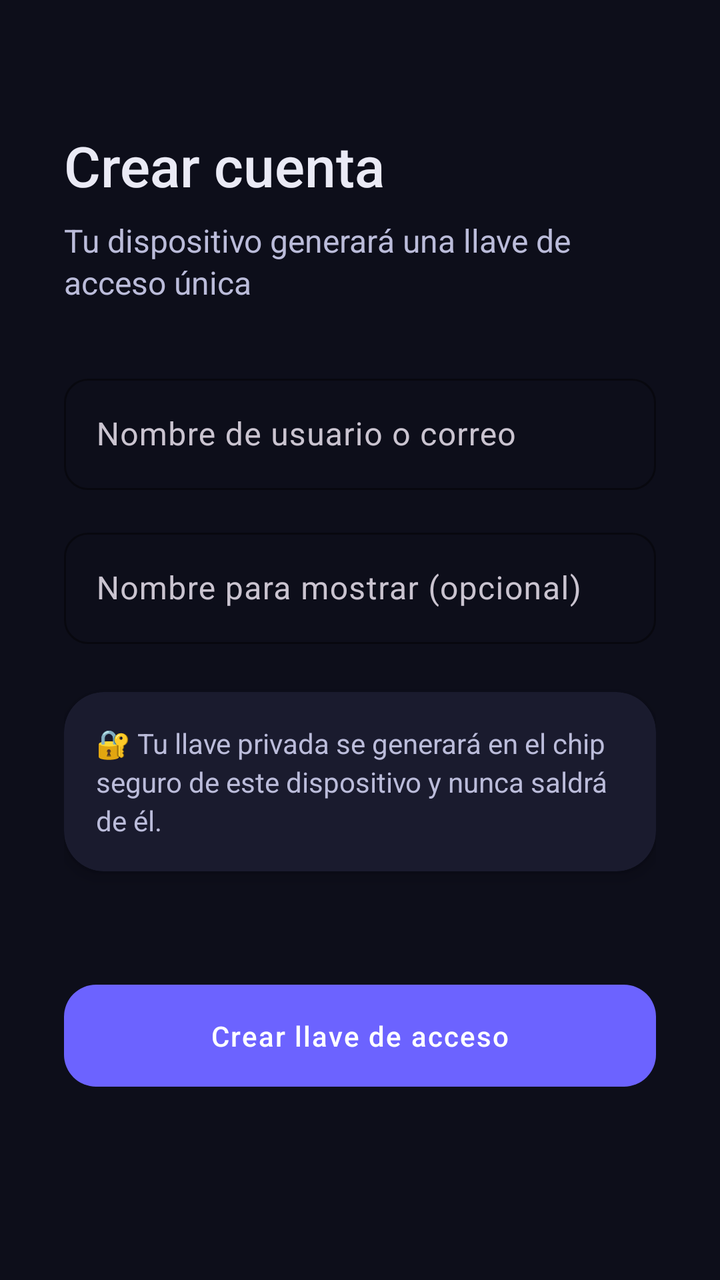
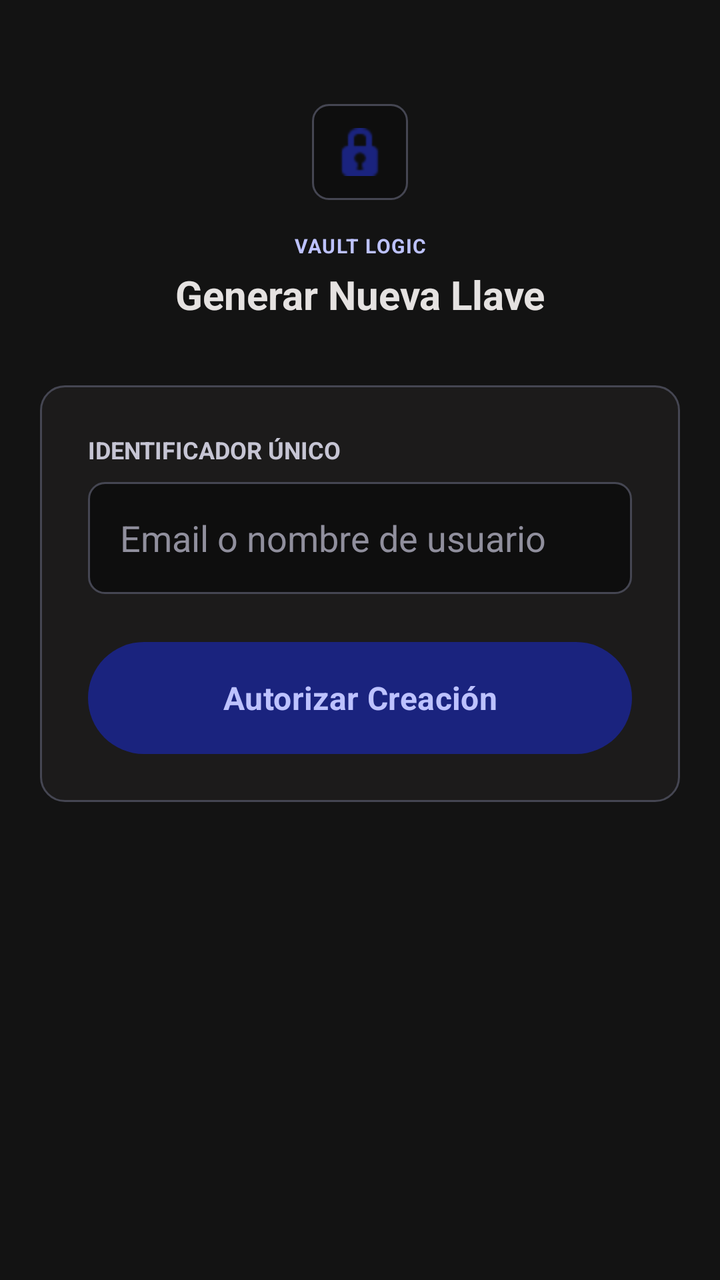

An Android layout rendered at two revisions. The XML below is the earlier revision; the diff shows what the commit changed to produce the second picture.
<!-- AndroidManifest.xml: application theme Theme.PasswordlessApp -->
<!-- res/layout/fragment_register.xml -->
<?xml version="1.0" encoding="utf-8"?>
<ScrollView
    xmlns:android="http://schemas.android.com/apk/res/android"
    xmlns:app="http://schemas.android.com/apk/res-auto"
    android:layout_width="match_parent"
    android:layout_height="match_parent"
    android:background="@color/color_background"
    android:fillViewport="true">

    <androidx.constraintlayout.widget.ConstraintLayout
        android:layout_width="match_parent"
        android:layout_height="wrap_content"
        android:padding="@dimen/spacing_xl">

        <TextView
            android:id="@+id/tv_title"
            android:layout_width="0dp"
            android:layout_height="wrap_content"
            android:text="@string/register_title"
            android:textColor="@color/color_on_background"
            android:textSize="@dimen/text_title"
            android:fontFamily="sans-serif-medium"
            android:layout_marginTop="@dimen/spacing_xl"
            app:layout_constraintTop_toTopOf="parent"
            app:layout_constraintStart_toStartOf="parent"
            app:layout_constraintEnd_toEndOf="parent" />

        <TextView
            android:id="@+id/tv_subtitle"
            android:layout_width="0dp"
            android:layout_height="wrap_content"
            android:text="@string/register_subtitle"
            android:textColor="@color/color_on_surface"
            android:textSize="@dimen/text_subtitle"
            android:lineSpacingExtra="2dp"
            android:layout_marginTop="@dimen/spacing_sm"
            app:layout_constraintTop_toBottomOf="@id/tv_title"
            app:layout_constraintStart_toStartOf="parent"
            app:layout_constraintEnd_toEndOf="parent" />

        
        <com.google.android.material.textfield.TextInputLayout
            android:id="@+id/til_user_id"
            style="@style/Widget.App.TextInputLayout"
            android:layout_width="0dp"
            android:layout_height="wrap_content"
            android:hint="@string/hint_user_id"
            android:layout_marginTop="@dimen/spacing_xl"
            app:layout_constraintTop_toBottomOf="@id/tv_subtitle"
            app:layout_constraintStart_toStartOf="parent"
            app:layout_constraintEnd_toEndOf="parent">

            <com.google.android.material.textfield.TextInputEditText
                android:id="@+id/et_user_id"
                android:layout_width="match_parent"
                android:layout_height="wrap_content"
                android:inputType="textEmailAddress"
                android:textColor="@color/color_on_background"
                android:imeOptions="actionNext" />
        </com.google.android.material.textfield.TextInputLayout>

        
        <com.google.android.material.textfield.TextInputLayout
            android:id="@+id/til_display_name"
            style="@style/Widget.App.TextInputLayout"
            android:layout_width="0dp"
            android:layout_height="wrap_content"
            android:hint="@string/hint_display_name"
            android:layout_marginTop="@dimen/spacing_md"
            app:layout_constraintTop_toBottomOf="@id/til_user_id"
            app:layout_constraintStart_toStartOf="parent"
            app:layout_constraintEnd_toEndOf="parent">

            <com.google.android.material.textfield.TextInputEditText
                android:id="@+id/et_display_name"
                android:layout_width="match_parent"
                android:layout_height="wrap_content"
                android:inputType="textPersonName"
                android:textColor="@color/color_on_background"
                android:imeOptions="actionDone" />
        </com.google.android.material.textfield.TextInputLayout>

        
        <com.google.android.material.card.MaterialCardView
            android:id="@+id/card_info"
            style="@style/Widget.App.Card"
            android:layout_width="0dp"
            android:layout_height="wrap_content"
            android:layout_marginTop="@dimen/spacing_lg"
            app:layout_constraintTop_toBottomOf="@id/til_display_name"
            app:layout_constraintStart_toStartOf="parent"
            app:layout_constraintEnd_toEndOf="parent">

            <LinearLayout
                android:layout_width="match_parent"
                android:layout_height="wrap_content"
                android:orientation="vertical"
                android:padding="@dimen/spacing_md">

                <TextView
                    android:layout_width="match_parent"
                    android:layout_height="wrap_content"
                    android:text="🔐 Tu llave privada se generará en el chip seguro de este dispositivo y nunca saldrá de él."
                    android:textColor="@color/color_on_surface"
                    android:textSize="@dimen/text_body"
                    android:lineSpacingExtra="3dp" />
            </LinearLayout>
        </com.google.android.material.card.MaterialCardView>

        
        <ProgressBar
            android:id="@+id/progress_bar"
            android:layout_width="wrap_content"
            android:layout_height="wrap_content"
            android:visibility="gone"
            android:layout_marginTop="@dimen/spacing_lg"
            app:layout_constraintTop_toBottomOf="@id/card_info"
            app:layout_constraintStart_toStartOf="parent"
            app:layout_constraintEnd_toEndOf="parent" />

        
        <Button
            android:id="@+id/btn_register"
            style="@style/Widget.App.Button.Primary"
            android:layout_width="0dp"
            android:layout_height="wrap_content"
            android:text="@string/btn_create_key"
            android:layout_marginTop="@dimen/spacing_lg"
            android:layout_marginBottom="@dimen/spacing_xl"
            app:layout_constraintTop_toBottomOf="@id/progress_bar"
            app:layout_constraintStart_toStartOf="parent"
            app:layout_constraintEnd_toEndOf="parent"
            app:layout_constraintBottom_toBottomOf="parent" />

    </androidx.constraintlayout.widget.ConstraintLayout>
</ScrollView>
<!-- resources referenced by this layout -->
<resources>
  <color name="color_background">#0D0E1A</color>
  <color name="color_on_background">#EAEAF5</color>
  <color name="color_on_surface">#BBBCDA</color>
  <dimen name="spacing_lg">24dp</dimen>
  <dimen name="spacing_md">16dp</dimen>
  <dimen name="spacing_sm">8dp</dimen>
  <dimen name="spacing_xl">32dp</dimen>
  <dimen name="text_body">14sp</dimen>
  <dimen name="text_subtitle">16sp</dimen>
  <dimen name="text_title">28sp</dimen>
  <string name="btn_create_key">Crear llave de acceso</string>
  <string name="hint_display_name">Nombre para mostrar (opcional)</string>
  <string name="hint_user_id">Nombre de usuario o correo</string>
  <string name="register_subtitle">Tu dispositivo generará una llave de acceso única</string>
  <string name="register_title">Crear cuenta</string>
  <style name="Widget.App.Button.Primary" parent="Widget.Material3.Button">
          <item name="android:textColor">@color/color_on_primary</item>
          <item name="backgroundTint">@color/color_primary</item>
          <item name="android:letterSpacing">0.05</item>
          <item name="cornerRadius">16dp</item>
          <item name="android:paddingTop">16dp</item>
          <item name="android:paddingBottom">16dp</item>
      </style>
  <style name="Widget.App.Card" parent="Widget.Material3.CardView.Elevated">
          <item name="cardBackgroundColor">@color/color_card</item>
          <item name="cardCornerRadius">20dp</item>
          <item name="cardElevation">4dp</item>
      </style>
  <style name="Widget.App.TextInputLayout" parent="Widget.Material3.TextInputLayout.OutlinedBox">
          <item name="boxStrokeColor">@color/color_primary</item>
          <item name="hintTextColor">@color/color_on_surface</item>
          <item name="boxCornerRadiusTopStart">12dp</item>
          <item name="boxCornerRadiusTopEnd">12dp</item>
          <item name="boxCornerRadiusBottomStart">12dp</item>
          <item name="boxCornerRadiusBottomEnd">12dp</item>
      </style>
  <style name="Theme.PasswordlessApp" parent="Theme.Material3.Dark.NoActionBar">
          <item name="colorPrimary">@color/color_primary</item>
          <item name="colorPrimaryVariant">@color/color_primary_variant</item>
          <item name="colorSecondary">@color/color_secondary</item>
          <item name="colorSecondaryVariant">@color/color_secondary_variant</item>
          <item name="android:colorBackground">@color/color_background</item>
          <item name="colorSurface">@color/color_surface</item>
          <item name="colorOnPrimary">@color/color_on_primary</item>
          <item name="colorOnBackground">@color/color_on_background</item>
          <item name="colorOnSurface">@color/color_on_surface</item>
          <item name="colorError">@color/color_error</item>
          <item name="android:statusBarColor">@color/color_background</item>
          <item name="android:navigationBarColor">@color/color_background</item>
          <item name="android:windowLightStatusBar">false</item>
      </style>
  <color name="color_on_primary">#FFFFFF</color>
  <color name="color_primary">#6C63FF</color>
  <color name="color_card">#1A1B2E</color>
  <color name="color_primary_variant">#4B44CC</color>
  <color name="color_secondary">#03DAC6</color>
  <color name="color_secondary_variant">#018786</color>
  <color name="color_surface">#161728</color>
  <color name="color_error">#FF5370</color>
</resources>

<!-- the commit's change to res/layout/fragment_register.xml (unified diff, before → after) -->
@@ -1,136 +1,110 @@
 <?xml version="1.0" encoding="utf-8"?>
-<ScrollView
-    xmlns:android="http://schemas.android.com/apk/res/android"
+<androidx.constraintlayout.widget.ConstraintLayout xmlns:android="http://schemas.android.com/apk/res/android"
     xmlns:app="http://schemas.android.com/apk/res-auto"
+    xmlns:tools="http://schemas.android.com/tools"
     android:layout_width="match_parent"
     android:layout_height="match_parent"
-    android:background="@color/color_background"
-    android:fillViewport="true">
+    android:background="@color/vault_background"
+    android:padding="20dp"
+    tools:context=".ui.register.RegisterFragment">
 
-    <androidx.constraintlayout.widget.ConstraintLayout
-        android:layout_width="match_parent"
+    
+    <LinearLayout
+        android:id="@+id/header"
+        android:layout_width="wrap_content"
         android:layout_height="wrap_content"
-        android:padding="@dimen/spacing_xl">
+        android:layout_marginTop="32dp"
+        android:gravity="center"
+        android:orientation="vertical"
+        app:layout_constraintEnd_toEndOf="parent"
+        app:layout_constraintStart_toStartOf="parent"
+        app:layout_constraintTop_toTopOf="parent">
+
+        <FrameLayout
+            android:layout_width="48dp"
+            android:layout_height="48dp"
+            android:background="@drawable/bg_vault_input"
+            android:layout_marginBottom="16dp">
+            <ImageView
+                android:layout_width="24dp"
+                android:layout_height="24dp"
+                android:layout_gravity="center"
+                android:src="@android:drawable/ic_secure"
+                app:tint="@color/vault_primary" />
+        </FrameLayout>
 
         <TextView
-            android:id="@+id/tv_title"
-            android:layout_width="0dp"
+            android:layout_width="wrap_content"
             android:layout_height="wrap_content"
-            android:text="@string/register_title"
-            android:textColor="@color/color_on_background"
-            android:textSize="@dimen/text_title"
-            android:fontFamily="sans-serif-medium"
-            android:layout_marginTop="@dimen/spacing_xl"
-            app:layout_constraintTop_toTopOf="parent"
-            app:layout_constraintStart_toStartOf="parent"
-            app:layout_constraintEnd_toEndOf="parent" />
+            android:text="VAULT LOGIC"
+            android:textColor="@color/vault_on_primary"
+            android:textSize="10sp"
+            android:textStyle="bold"
+            android:letterSpacing="0.05"
+            android:layout_marginBottom="4dp" />
 
         <TextView
-            android:id="@+id/tv_subtitle"
-            android:layout_width="0dp"
-            android:layout_height="wrap_content"
-            android:text="@string/register_subtitle"
-            android:textColor="@color/color_on_surface"
-            android:textSize="@dimen/text_subtitle"
-            android:lineSpacingExtra="2dp"
-            android:layout_marginTop="@dimen/spacing_sm"
-            app:layout_constraintTop_toBottomOf="@id/tv_title"
-            app:layout_constraintStart_toStartOf="parent"
-            app:layout_constraintEnd_toEndOf="parent" />
-
-        
-        <com.google.android.material.textfield.TextInputLayout
-            android:id="@+id/til_user_id"
-            style="@style/Widget.App.TextInputLayout"
-            android:layout_width="0dp"
-            android:layout_height="wrap_content"
-            android:hint="@string/hint_user_id"
-            android:layout_marginTop="@dimen/spacing_xl"
-            app:layout_constraintTop_toBottomOf="@id/tv_subtitle"
-            app:layout_constraintStart_toStartOf="parent"
-            app:layout_constraintEnd_toEndOf="parent">
-
-            <com.google.android.material.textfield.TextInputEditText
-                android:id="@+id/et_user_id"
-                android:layout_width="match_parent"
-                android:layout_height="wrap_content"
-                android:inputType="textEmailAddress"
-                android:textColor="@color/color_on_background"
-                android:imeOptions="actionNext" />
-        </com.google.android.material.textfield.TextInputLayout>
-
-        
-        <com.google.android.material.textfield.TextInputLayout
-            android:id="@+id/til_display_name"
-            style="@style/Widget.App.TextInputLayout"
-            android:layout_width="0dp"
-            android:layout_height="wrap_content"
-            android:hint="@string/hint_display_name"
-            android:layout_marginTop="@dimen/spacing_md"
-            app:layout_constraintTop_toBottomOf="@id/til_user_id"
-            app:layout_constraintStart_toStartOf="parent"
-            app:layout_constraintEnd_toEndOf="parent">
-
-            <com.google.android.material.textfield.TextInputEditText
-                android:id="@+id/et_display_name"
-                android:layout_width="match_parent"
-                android:layout_height="wrap_content"
-                android:inputType="textPersonName"
-                android:textColor="@color/color_on_background"
-                android:imeOptions="actionDone" />
-        </com.google.android.material.textfield.TextInputLayout>
-
-        
-        <com.google.android.material.card.MaterialCardView
-            android:id="@+id/card_info"
-            style="@style/Widget.App.Card"
-            android:layout_width="0dp"
-            android:layout_height="wrap_content"
-            android:layout_marginTop="@dimen/spacing_lg"
-            app:layout_constraintTop_toBottomOf="@id/til_display_name"
-            app:layout_constraintStart_toStartOf="parent"
-            app:layout_constraintEnd_toEndOf="parent">
-
-            <LinearLayout
-                android:layout_width="match_parent"
-                android:layout_height="wrap_content"
-                android:orientation="vertical"
-                android:padding="@dimen/spacing_md">
-
-                <TextView
-                    android:layout_width="match_parent"
-                    android:layout_height="wrap_content"
-                    android:text="🔐 Tu llave privada se generará en el chip seguro de este dispositivo y nunca saldrá de él."
-                    android:textColor="@color/color_on_surface"
-                    android:textSize="@dimen/text_body"
-                    android:lineSpacingExtra="3dp" />
-            </LinearLayout>
-        </com.google.android.material.card.MaterialCardView>
-
-        
-        <ProgressBar
-            android:id="@+id/progress_bar"
             android:layout_width="wrap_content"
             android:layout_height="wrap_content"
-            android:visibility="gone"
-            android:layout_marginTop="@dimen/spacing_lg"
-            app:layout_constraintTop_toBottomOf="@id/card_info"
-            app:layout_constraintStart_toStartOf="parent"
-            app:layout_constraintEnd_toEndOf="parent" />
+            android:text="Generar Nueva Llave"
+            android:textColor="@color/vault_on_surface"
+            android:textSize="20sp"
+            android:textStyle="bold" />
+    </LinearLayout>
 
-        
+    
+    <LinearLayout
+        android:layout_width="0dp"
+        android:layout_height="wrap_content"
+        android:layout_marginTop="32dp"
+        android:background="@drawable/bg_vault_card"
+        android:orientation="vertical"
+        android:padding="24dp"
+        app:layout_constraintEnd_toEndOf="parent"
+        app:layout_constraintStart_toStartOf="parent"
+        app:layout_constraintTop_toBottomOf="@id/header">
+
+        <TextView
+            android:layout_width="wrap_content"
+            android:layout_height="wrap_content"
+            android:text="IDENTIFICADOR ÚNICO"
+            android:textColor="@color/vault_on_surface_variant"
+            android:textSize="12sp"
+            android:textStyle="bold"
+            android:layout_marginBottom="8dp" />
+
+        <EditText
+            android:id="@+id/etUsername"
+            android:layout_width="match_parent"
+            android:layout_height="56dp"
+            android:background="@drawable/bg_vault_input"
+            android:hint="Email o nombre de usuario"
+            android:textColorHint="@color/vault_outline"
+            android:textColor="@color/vault_on_surface"
+            android:paddingStart="16dp"
+            android:paddingEnd="16dp"
+            android:inputType="textEmailAddress"
+            android:layout_marginBottom="24dp" />
+
         <Button
-            android:id="@+id/btn_register"
-            style="@style/Widget.App.Button.Primary"
-            android:layout_width="0dp"
-            android:layout_height="wrap_content"
-            android:text="@string/btn_create_key"
-            android:layout_marginTop="@dimen/spacing_lg"
-            android:layout_marginBottom="@dimen/spacing_xl"
-            app:layout_constraintTop_toBottomOf="@id/progress_bar"
-            app:layout_constraintStart_toStartOf="parent"
-            app:layout_constraintEnd_toEndOf="parent"
-            app:layout_constraintBottom_toBottomOf="parent" />
+            android:id="@+id/btnRegister"
+            android:layout_width="match_parent"
+            android:layout_height="56dp"
+            android:background="@drawable/btn_vault_primary"
+            android:text="Autorizar Creación"
+            android:textColor="@color/vault_on_primary"
+            android:textSize="16sp"
+            android:textStyle="bold" />
 
-    </androidx.constraintlayout.widget.ConstraintLayout>
-</ScrollView>
+        <ProgressBar
+            android:id="@+id/progressBar"
+            android:layout_width="48dp"
+            android:layout_height="48dp"
+            android:layout_gravity="center"
+            android:layout_marginTop="16dp"
+            android:indeterminateTint="@color/vault_primary"
+            android:visibility="gone" />
+
+    </LinearLayout>
+
+</androidx.constraintlayout.widget.ConstraintLayout>
<!-- resource entries referenced after the edit -->
@@ -1,63 +1,81 @@
 <!-- resources referenced by this layout -->
 <resources>
-  <color name="color_background">#0D0E1A</color>
-  <color name="color_on_background">#EAEAF5</color>
-  <color name="color_on_surface">#BBBCDA</color>
-  <dimen name="spacing_lg">24dp</dimen>
-  <dimen name="spacing_md">16dp</dimen>
-  <dimen name="spacing_sm">8dp</dimen>
-  <dimen name="spacing_xl">32dp</dimen>
-  <dimen name="text_body">14sp</dimen>
-  <dimen name="text_subtitle">16sp</dimen>
-  <dimen name="text_title">28sp</dimen>
-  <string name="btn_create_key">Crear llave de acceso</string>
-  <string name="hint_display_name">Nombre para mostrar (opcional)</string>
-  <string name="hint_user_id">Nombre de usuario o correo</string>
-  <string name="register_subtitle">Tu dispositivo generará una llave de acceso única</string>
-  <string name="register_title">Crear cuenta</string>
-  <style name="Widget.App.Button.Primary" parent="Widget.Material3.Button">
-          <item name="android:textColor">@color/color_on_primary</item>
-          <item name="backgroundTint">@color/color_primary</item>
-          <item name="android:letterSpacing">0.05</item>
-          <item name="cornerRadius">16dp</item>
-          <item name="android:paddingTop">16dp</item>
-          <item name="android:paddingBottom">16dp</item>
+  <color name="vault_background">#131313</color>
+  <color name="vault_on_primary">#bdc2ff</color>
+  <color name="vault_on_surface">#e5e2e1</color>
+  <color name="vault_on_surface_variant">#c6c5d4</color>
+  <color name="vault_outline">#908f9d</color>
+  <color name="vault_primary">#1a237e</color>
+  <!-- drawable bg_vault_card (drawable) -->
+  <?xml version="1.0" encoding="utf-8"?>
+  <shape xmlns:android="http://schemas.android.com/apk/res/android"
+      android:shape="rectangle">
+      <solid android:color="@color/vault_surface_low" />
+      <stroke android:width="1dp" android:color="@color/vault_outline_variant" />
+      <corners android:radius="12dp" /> 
+  </shape>
+  <!-- drawable bg_vault_input (drawable) -->
+  <?xml version="1.0" encoding="utf-8"?>
+  <selector xmlns:android="http://schemas.android.com/apk/res/android">
+      
+      <item android:state_focused="true">
+          <shape android:shape="rectangle">
+              <solid android:color="@color/vault_surface_lowest" />
+              <stroke android:width="1dp" android:color="@color/vault_accent_dim" />
+              <corners android:radius="8dp" />
+          </shape>
+      </item>
+      
+      <item>
+          <shape android:shape="rectangle">
+              <solid android:color="@color/vault_surface_lowest" />
+              <stroke android:width="1dp" android:color="@color/vault_outline_variant" />
+              <corners android:radius="8dp" />
+          </shape>
+      </item>
+  </selector>
+  <!-- drawable btn_vault_primary (drawable) -->
+  <?xml version="1.0" encoding="utf-8"?>
+  <ripple xmlns:android="http://schemas.android.com/apk/res/android"
+      android:color="@color/vault_on_primary">
+      <item>
+          <shape android:shape="rectangle">
+              <solid android:color="@color/vault_primary" />
+              <corners android:radius="28dp" /> 
+          </shape>
+      </item>
+  </ripple>
+  <style name="Theme.PasswordlessApp" parent="Base.Theme.PasswordlessApp" />
+  <color name="vault_surface_low">#1c1b1b</color>
+  <color name="vault_outline_variant">#454652</color>
+  <color name="vault_surface_lowest">#0e0e0e</color>
+  <color name="vault_accent_dim">#a6d700</color>
+  <style name="Base.Theme.PasswordlessApp" parent="Theme.Material3.Dark.NoActionBar">
+          
+          <item name="colorPrimary">@color/vault_primary</item>
+          <item name="colorOnPrimary">@color/vault_on_primary</item>
+          <item name="colorPrimaryContainer">@color/vault_primary</item>
+          
+          
+          <item name="colorSecondary">@color/vault_accent</item>
+          <item name="colorOnSecondary">@color/vault_on_accent</item>
+          
+          
+          <item name="android:statusBarColor">@color/vault_background</item>
+          <item name="android:windowLightStatusBar">false</item>
+          <item name="android:navigationBarColor">@color/vault_background</item>
+          
+          
+          <item name="android:windowBackground">@color/vault_background</item>
+          <item name="android:colorBackground">@color/vault_background</item>
+          <item name="colorSurface">@color/vault_surface_low</item>
+          <item name="colorOnSurface">@color/vault_on_surface</item>
+          <item name="colorOnBackground">@color/vault_on_surface</item>
+  
+          
+          <item name="android:fontFamily">sans-serif</item>
       </style>
-  <style name="Widget.App.Card" parent="Widget.Material3.CardView.Elevated">
-          <item name="cardBackgroundColor">@color/color_card</item>
-          <item name="cardCornerRadius">20dp</item>
-          <item name="cardElevation">4dp</item>
-      </style>
-  <style name="Widget.App.TextInputLayout" parent="Widget.Material3.TextInputLayout.OutlinedBox">
-          <item name="boxStrokeColor">@color/color_primary</item>
-          <item name="hintTextColor">@color/color_on_surface</item>
-          <item name="boxCornerRadiusTopStart">12dp</item>
-          <item name="boxCornerRadiusTopEnd">12dp</item>
-          <item name="boxCornerRadiusBottomStart">12dp</item>
-          <item name="boxCornerRadiusBottomEnd">12dp</item>
-      </style>
-  <style name="Theme.PasswordlessApp" parent="Theme.Material3.Dark.NoActionBar">
-          <item name="colorPrimary">@color/color_primary</item>
-          <item name="colorPrimaryVariant">@color/color_primary_variant</item>
-          <item name="colorSecondary">@color/color_secondary</item>
-          <item name="colorSecondaryVariant">@color/color_secondary_variant</item>
-          <item name="android:colorBackground">@color/color_background</item>
-          <item name="colorSurface">@color/color_surface</item>
-          <item name="colorOnPrimary">@color/color_on_primary</item>
-          <item name="colorOnBackground">@color/color_on_background</item>
-          <item name="colorOnSurface">@color/color_on_surface</item>
-          <item name="colorError">@color/color_error</item>
-          <item name="android:statusBarColor">@color/color_background</item>
-          <item name="android:navigationBarColor">@color/color_background</item>
-          <item name="android:windowLightStatusBar">false</item>
-      </style>
-  <color name="color_on_primary">#FFFFFF</color>
-  <color name="color_primary">#6C63FF</color>
-  <color name="color_card">#1A1B2E</color>
-  <color name="color_primary_variant">#4B44CC</color>
-  <color name="color_secondary">#03DAC6</color>
-  <color name="color_secondary_variant">#018786</color>
-  <color name="color_surface">#161728</color>
-  <color name="color_error">#FF5370</color>
+  <color name="vault_accent">#bef500</color>
+  <color name="vault_on_accent">#273500</color>
 </resources>
 
